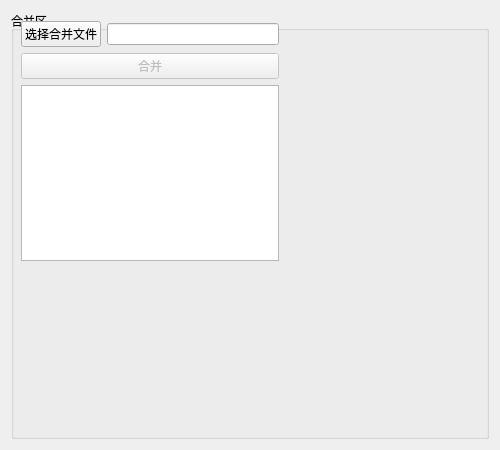
Qt form res/ui/merge.ui (LiYorange/MyOFP2.0) before a commit.
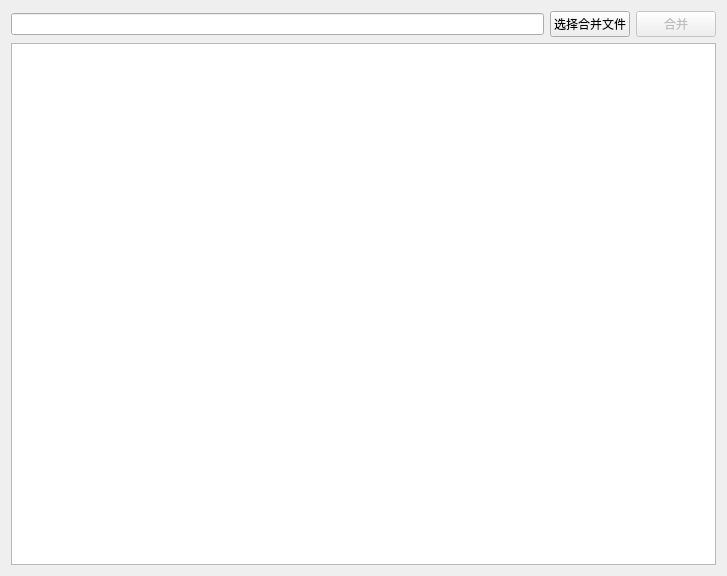
The same form after that commit.

The edit to the form file:
```diff
--- a/res/ui/merge.ui
+++ b/res/ui/merge.ui
@@ -6,31 +6,19 @@
    <rect>
     <x>0</x>
     <y>0</y>
-    <width>500</width>
-    <height>450</height>
+    <width>727</width>
+    <height>576</height>
    </rect>
   </property>
   <property name="windowTitle">
    <string>合并工具</string>
   </property>
-  <layout class="QVBoxLayout" name="verticalLayout" stretch="2">
-   <item>
-    <widget class="QGroupBox" name="groupBox_2">
-     <property name="title">
-      <string>合并区</string>
-     </property>
-     <widget class="QWidget" name="layoutWidget">
-      <property name="geometry">
-       <rect>
-        <x>10</x>
-        <y>10</y>
-        <width>258</width>
-        <height>240</height>
-       </rect>
-      </property>
-      <layout class="QVBoxLayout" name="verticalLayout_2">
+  <layout class="QVBoxLayout" name="verticalLayout">
        <item>
         <layout class="QHBoxLayout" name="horizontalLayout">
+     <item>
+      <widget class="QLineEdit" name="file_lineEdit"/>
+     </item>
          <item>
           <widget class="QPushButton" name="select_files_pushButton">
            <property name="text">
@@ -39,11 +27,6 @@
           </widget>
          </item>
          <item>
-          <widget class="QLineEdit" name="file_lineEdit"/>
-         </item>
-        </layout>
-       </item>
-       <item>
         <widget class="QPushButton" name="merge_pushButton">
          <property name="enabled">
           <bool>false</bool>
@@ -53,12 +36,10 @@
          </property>
         </widget>
        </item>
-       <item>
-        <widget class="QPlainTextEdit" name="plainTextEdit"/>
-       </item>
-      </layout>
-     </widget>
-    </widget>
+    </layout>
+   </item>
+   <item>
+    <widget class="QPlainTextEdit" name="log_plainTextEdit"/>
    </item>
   </layout>
  </widget>
```
Lines whose indentation alone changed are shown as unchanged.
